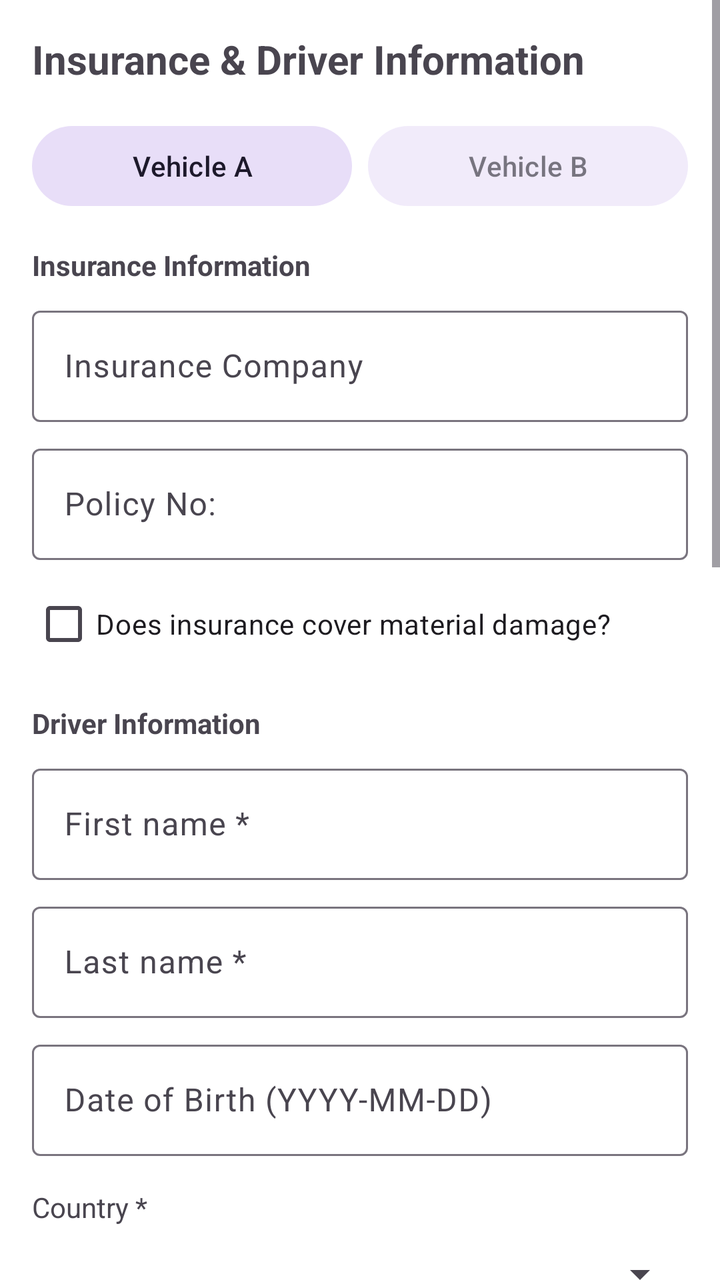
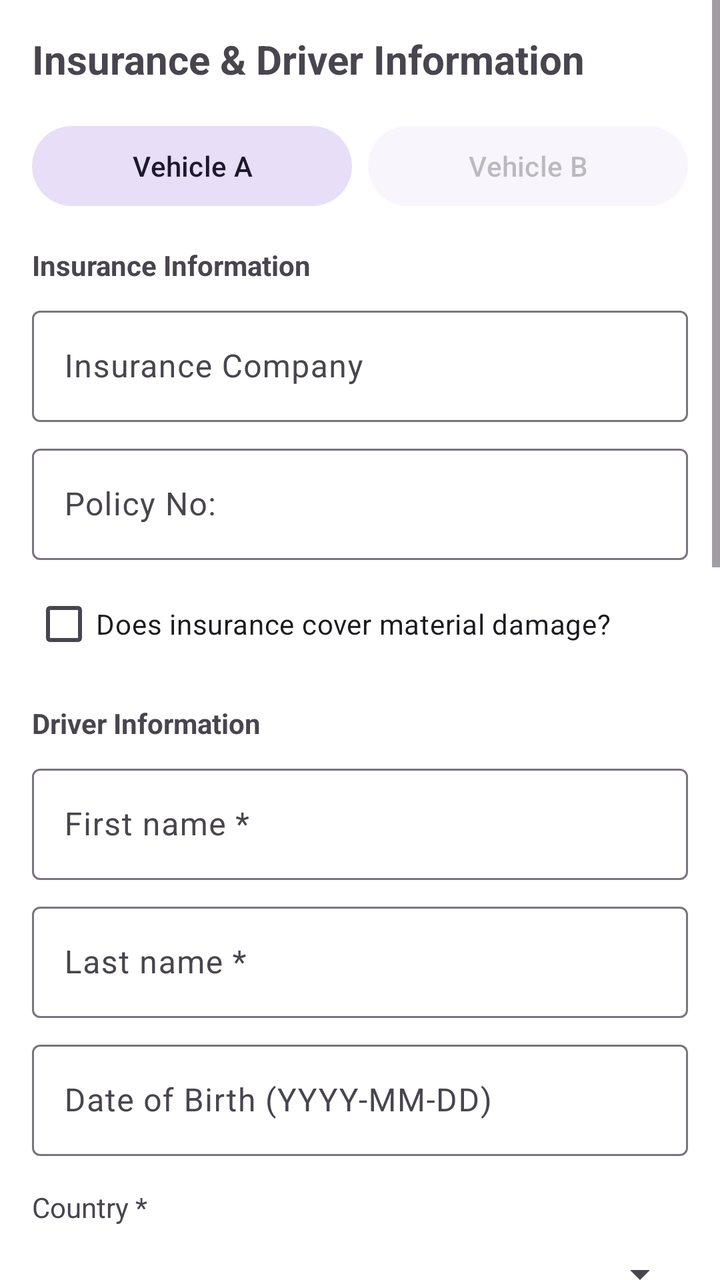

Before-and-after screenshots of an Android layout around one commit, followed by the original layout XML and the change that was made.
<!-- AndroidManifest.xml: application theme Theme.AccidentReportingApp -->
<!-- res/layout/step_driver_info.xml -->
<?xml version="1.0" encoding="utf-8"?>
<ScrollView xmlns:android="http://schemas.android.com/apk/res/android"
    android:layout_width="match_parent"
    android:layout_height="match_parent"
    xmlns:app="http://schemas.android.com/apk/res-auto">

    <LinearLayout
        android:layout_width="match_parent"
        android:layout_height="wrap_content"
        android:orientation="vertical"
        android:padding="16dp">

        <TextView
            android:id="@+id/text_step_title"
            android:layout_width="match_parent"
            android:layout_height="wrap_content"
            android:text="@string/header_insurance_driver"
            android:textSize="20sp"
            android:textStyle="bold"
            android:layout_marginBottom="16dp"/>

        <LinearLayout
            android:layout_width="match_parent"
            android:layout_height="wrap_content"
            android:orientation="horizontal"
            android:layout_marginBottom="16dp">

            <com.google.android.material.button.MaterialButton
                android:id="@+id/tab_driver_a"
                style="@style/Widget.Material3.Button.TonalButton"
                android:layout_width="0dp"
                android:layout_height="wrap_content"
                android:layout_weight="1"
                android:text="@string/header_vehicle_a"
                android:layout_marginEnd="4dp"/>

            <com.google.android.material.button.MaterialButton
                android:id="@+id/tab_driver_b"
                style="@style/Widget.Material3.Button.TonalButton"
                android:layout_width="0dp"
                android:layout_height="wrap_content"
                android:layout_weight="1"
                android:text="@string/header_vehicle_b"
                android:layout_marginStart="4dp"
                android:alpha="0.6"/>
        </LinearLayout>

        
        <TextView
            android:layout_width="match_parent"
            android:layout_height="wrap_content"
            android:text="@string/header_insurance_info"
            android:textStyle="bold"
            android:layout_marginBottom="8dp"/>

        <com.google.android.material.textfield.TextInputLayout
            android:layout_width="match_parent"
            android:layout_height="wrap_content"
            android:layout_marginBottom="8dp"
            style="@style/Widget.Material3.TextInputLayout.OutlinedBox">
            <com.google.android.material.textfield.TextInputEditText
                android:id="@+id/edit_insurance_name"
                android:layout_width="match_parent"
                android:layout_height="wrap_content"
                android:hint="@string/label_insurance_company" />
        </com.google.android.material.textfield.TextInputLayout>

        <com.google.android.material.textfield.TextInputLayout
            android:layout_width="match_parent"
            android:layout_height="wrap_content"
            android:layout_marginBottom="8dp"
            style="@style/Widget.Material3.TextInputLayout.OutlinedBox">
            <com.google.android.material.textfield.TextInputEditText
                android:id="@+id/edit_policy_number"
                android:layout_width="match_parent"
                android:layout_height="wrap_content"
                android:hint="@string/field_policy_no" />
        </com.google.android.material.textfield.TextInputLayout>

        <com.google.android.material.checkbox.MaterialCheckBox
            android:id="@+id/check_covers_damage"
            android:layout_width="match_parent"
            android:layout_height="wrap_content"
            android:layout_marginBottom="16dp"
            android:text="@string/hint_insurance_covers" />

        
        <TextView
            android:layout_width="match_parent"
            android:layout_height="wrap_content"
            android:text="@string/label_driver"
            android:textStyle="bold"
            android:layout_marginBottom="8dp"/>

        <com.google.android.material.textfield.TextInputLayout
            android:layout_width="match_parent"
            android:layout_height="wrap_content"
            android:layout_marginBottom="8dp"
            style="@style/Widget.Material3.TextInputLayout.OutlinedBox">
            <com.google.android.material.textfield.TextInputEditText
                android:id="@+id/edit_driver_first_name"
                android:layout_width="match_parent"
                android:layout_height="wrap_content"
                android:hint="First name *" />
        </com.google.android.material.textfield.TextInputLayout>

        <com.google.android.material.textfield.TextInputLayout
            android:layout_width="match_parent"
            android:layout_height="wrap_content"
            android:layout_marginBottom="8dp"
            style="@style/Widget.Material3.TextInputLayout.OutlinedBox">
            <com.google.android.material.textfield.TextInputEditText
                android:id="@+id/edit_driver_last_name"
                android:layout_width="match_parent"
                android:layout_height="wrap_content"
                android:hint="Last name *" />
        </com.google.android.material.textfield.TextInputLayout>

        <com.google.android.material.textfield.TextInputLayout
            android:layout_width="match_parent"
            android:layout_height="wrap_content"
            android:layout_marginBottom="8dp"
            style="@style/Widget.Material3.TextInputLayout.OutlinedBox">
            <com.google.android.material.textfield.TextInputEditText
                android:id="@+id/edit_driver_dob"
                android:layout_width="match_parent"
                android:layout_height="wrap_content"
                android:hint="@string/hint_dob" />
        </com.google.android.material.textfield.TextInputLayout>

        <TextView
            android:layout_width="match_parent"
            android:layout_height="wrap_content"
            android:text="Country *"
            android:layout_marginTop="8dp"/>
        <Spinner
            android:id="@+id/spinner_driver_country"
            android:layout_width="match_parent"
            android:layout_height="wrap_content"
            android:layout_marginBottom="8dp"
            android:minHeight="48dp" />

        <com.google.android.material.textfield.TextInputLayout
            android:layout_width="match_parent"
            android:layout_height="wrap_content"
            android:layout_marginBottom="8dp"
            style="@style/Widget.Material3.TextInputLayout.OutlinedBox">
            <com.google.android.material.textfield.TextInputEditText
                android:id="@+id/edit_driver_street"
                android:layout_width="match_parent"
                android:layout_height="wrap_content"
                android:hint="Street *" />
        </com.google.android.material.textfield.TextInputLayout>

        <com.google.android.material.textfield.TextInputLayout
            android:layout_width="match_parent"
            android:layout_height="wrap_content"
            android:layout_marginBottom="8dp"
            style="@style/Widget.Material3.TextInputLayout.OutlinedBox">
            <com.google.android.material.textfield.TextInputEditText
                android:id="@+id/edit_driver_house_number"
                android:layout_width="match_parent"
                android:layout_height="wrap_content"
                android:hint="House no. *" />
        </com.google.android.material.textfield.TextInputLayout>

        <com.google.android.material.textfield.TextInputLayout
            android:layout_width="match_parent"
            android:layout_height="wrap_content"
            android:layout_marginBottom="8dp"
            style="@style/Widget.Material3.TextInputLayout.OutlinedBox">
            <com.google.android.material.textfield.TextInputEditText
                android:id="@+id/edit_driver_apartment"
                android:layout_width="match_parent"
                android:layout_height="wrap_content"
                android:hint="Apartment" />
        </com.google.android.material.textfield.TextInputLayout>

        <com.google.android.material.textfield.TextInputLayout
            android:layout_width="match_parent"
            android:layout_height="wrap_content"
            android:layout_marginBottom="8dp"
            style="@style/Widget.Material3.TextInputLayout.OutlinedBox">
            <com.google.android.material.textfield.TextInputEditText
                android:id="@+id/edit_driver_city"
                android:layout_width="match_parent"
                android:layout_height="wrap_content"
                android:hint="City *" />
        </com.google.android.material.textfield.TextInputLayout>

        <com.google.android.material.textfield.TextInputLayout
            android:layout_width="match_parent"
            android:layout_height="wrap_content"
            android:layout_marginBottom="8dp"
            style="@style/Widget.Material3.TextInputLayout.OutlinedBox">
            <com.google.android.material.textfield.TextInputEditText
                android:id="@+id/edit_driver_postal_code"
                android:layout_width="match_parent"
                android:layout_height="wrap_content"
                android:hint="Postal code" />
        </com.google.android.material.textfield.TextInputLayout>

        <com.google.android.material.textfield.TextInputLayout
            android:layout_width="match_parent"
            android:layout_height="wrap_content"
            android:layout_marginBottom="8dp"
            style="@style/Widget.Material3.TextInputLayout.OutlinedBox">
            <com.google.android.material.textfield.TextInputEditText
                android:id="@+id/edit_driver_email"
                android:layout_width="match_parent"
                android:layout_height="wrap_content"
                android:hint="Email"
                android:inputType="textEmailAddress" />
        </com.google.android.material.textfield.TextInputLayout>

        <com.google.android.material.textfield.TextInputLayout
            android:layout_width="match_parent"
            android:layout_height="wrap_content"
            android:layout_marginBottom="8dp"
            style="@style/Widget.Material3.TextInputLayout.OutlinedBox">
            <com.google.android.material.textfield.TextInputEditText
                android:id="@+id/edit_driver_contact"
                android:layout_width="match_parent"
                android:layout_height="wrap_content"
                android:hint="Phone"
                android:inputType="phone" />
        </com.google.android.material.textfield.TextInputLayout>

        <com.google.android.material.textfield.TextInputLayout
            android:layout_width="match_parent"
            android:layout_height="wrap_content"
            android:layout_marginBottom="8dp"
            style="@style/Widget.Material3.TextInputLayout.OutlinedBox">
            <com.google.android.material.textfield.TextInputEditText
                android:id="@+id/edit_driver_license"
                android:layout_width="match_parent"
                android:layout_height="wrap_content"
                android:hint="@string/field_license_no" />
        </com.google.android.material.textfield.TextInputLayout>

        <com.google.android.material.textfield.TextInputLayout
            android:layout_width="match_parent"
            android:layout_height="wrap_content"
            android:layout_marginBottom="8dp"
            style="@style/Widget.Material3.TextInputLayout.OutlinedBox">
            <com.google.android.material.textfield.TextInputEditText
                android:id="@+id/edit_driver_license_category"
                android:layout_width="match_parent"
                android:layout_height="wrap_content"
                android:hint="License category" />
        </com.google.android.material.textfield.TextInputLayout>

        <com.google.android.material.textfield.TextInputLayout
            android:layout_width="match_parent"
            android:layout_height="wrap_content"
            android:layout_marginBottom="8dp"
            style="@style/Widget.Material3.TextInputLayout.OutlinedBox">
            <com.google.android.material.textfield.TextInputEditText
                android:id="@+id/edit_driver_license_expiry"
                android:layout_width="match_parent"
                android:layout_height="wrap_content"
                android:hint="License expiry" />
        </com.google.android.material.textfield.TextInputLayout>

        <com.google.android.material.textfield.TextInputLayout
            android:layout_width="match_parent"
            android:layout_height="wrap_content"
            android:layout_marginBottom="8dp"
            style="@style/Widget.Material3.TextInputLayout.OutlinedBox">
            <com.google.android.material.textfield.TextInputEditText
                android:id="@+id/edit_driver_personal_id"
                android:layout_width="match_parent"
                android:layout_height="wrap_content"
                android:hint="Personal ID / National code *" />
        </com.google.android.material.textfield.TextInputLayout>

    </LinearLayout>
</ScrollView>
<!-- resources referenced by this layout -->
<resources>
  <string name="field_license_no">License No:</string>
  <string name="field_policy_no">Policy No:</string>
  <string name="header_insurance_driver">Insurance &amp; Driver Information</string>
  <string name="header_insurance_info">Insurance Information</string>
  <string name="header_vehicle_a">Vehicle A</string>
  <string name="header_vehicle_b">Vehicle B</string>
  <string name="hint_dob">Date of Birth (YYYY-MM-DD)</string>
  <string name="hint_insurance_covers">Does insurance cover material damage?</string>
  <string name="label_driver">Driver Information</string>
  <string name="label_insurance_company">Insurance Company</string>
  <style name="Theme.AccidentReportingApp" parent="Base.Theme.AccidentReportingApp" />
  <style name="Base.Theme.AccidentReportingApp" parent="Theme.Material3.DayNight.NoActionBar">
          
          <item name="colorPrimary">@color/primary</item>
          <item name="colorOnPrimary">@color/white</item>
          <item name="colorPrimaryContainer">@color/primary_container</item>
  
          
          <item name="android:windowBackground">@color/white</item>
      </style>
  <color name="primary">#120D31</color>
  <color name="white">#FFFFFFFF</color>
  <color name="primary_container">#F0D3F7</color>
</resources>

<!-- the commit's change to res/layout/step_driver_info.xml (unified diff, before → after) -->
@@ -42,7 +42,7 @@
                 android:layout_weight="1"
                 android:text="@string/header_vehicle_b"
                 android:layout_marginStart="4dp"
-                android:alpha="0.6"/>
+                android:alpha="0.3"/>
         </LinearLayout>
 
         
<!-- resource entries referenced after the edit -->
@@ -20,7 +20,7 @@
           
           <item name="android:windowBackground">@color/white</item>
       </style>
-  <color name="primary">#120D31</color>
+  <color name="primary">#003B8E</color>
   <color name="white">#FFFFFFFF</color>
   <color name="primary_container">#F0D3F7</color>
 </resources>
